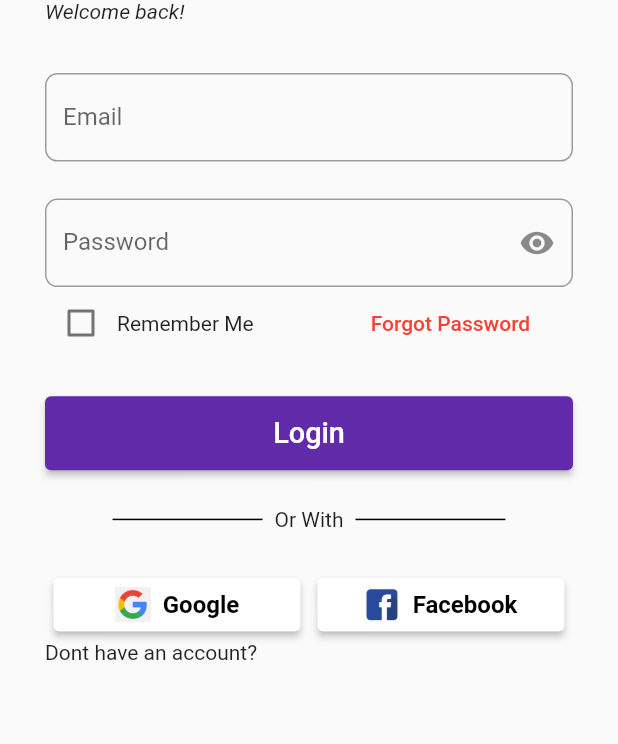
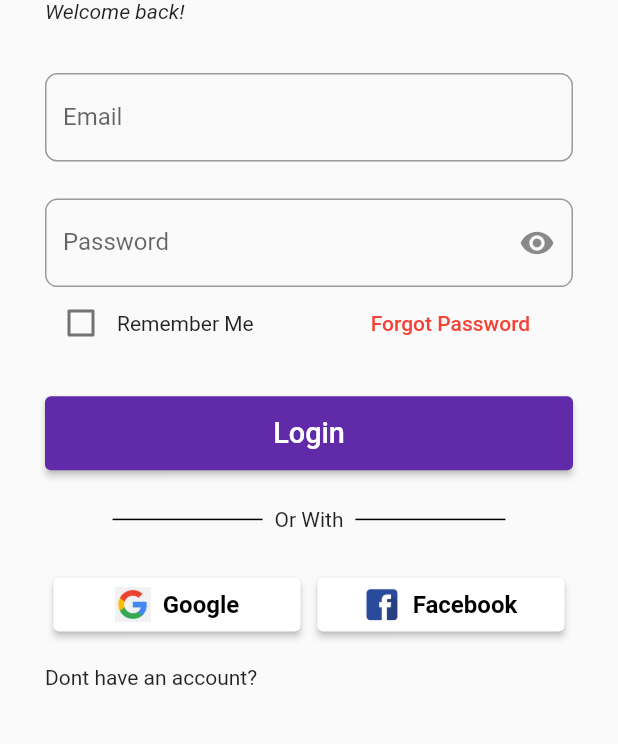
Before and after one commit to bishalkhatiwada01/riderapp, a Flutter app: the screen it shows after launch, on a phone screen of 412 x 824 dp, the part 426-1170 px from its top. Run offline on Flutter 3.47's test engine with Material 2 defaults, Android fonts, the phone set to English and light mode, and no system bars; our stand-ins replace sizer.

Commit message:
login ui finished

```diff
--- a/lib/screens/home_page.dart
+++ b/lib/screens/home_page.dart
@@ -232,6 +232,9 @@ class _HomePageState extends State<HomePage> {
                     )
                   ],
                 ),
+                SizedBox(
+                  height: 2.h,
+                ),
                 Row(
                   children: [
                     Text("Dont have an account?"),
```
